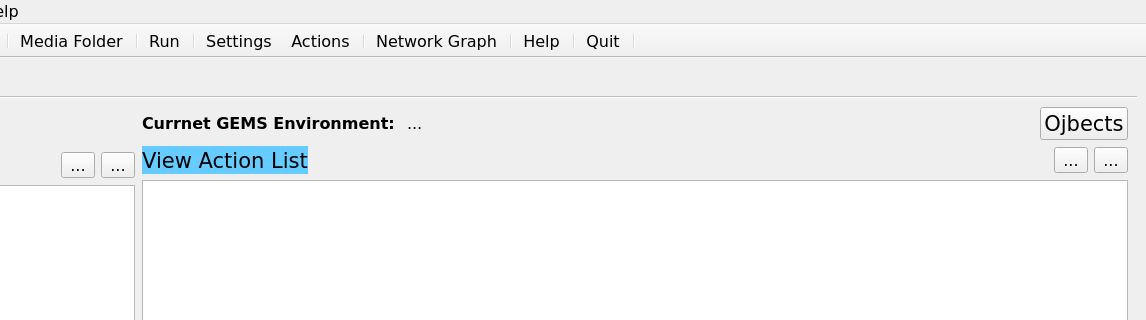
Qt form gemsedit/gui/gems_window.ui (travisseymour/GEMSedit) before a commit; both pictures show x 254 to 1400 and y 0 to 320 of the 1400 by 800 pixel window.
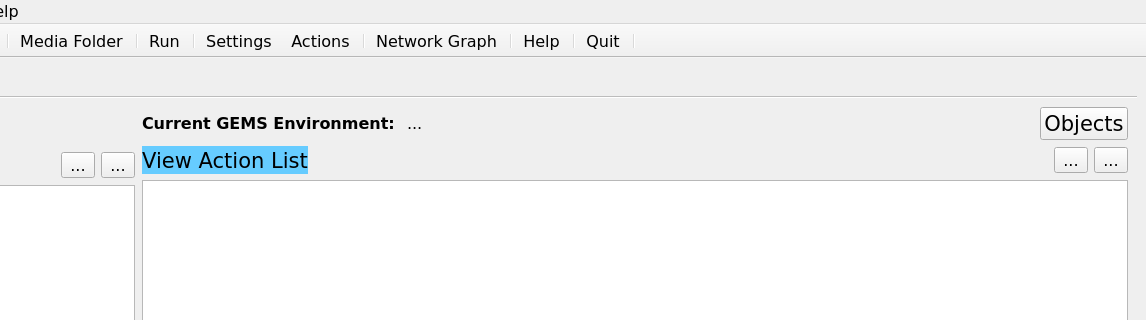
The same form after that commit. Icons and pictures are not drawn. Custom widgets are drawn as their Qt base class.

Patch:
```diff
--- a/gemsedit/gui/gems_window.ui
+++ b/gemsedit/gui/gems_window.ui
@@ -303,7 +303,7 @@
                   </font>
                  </property>
                  <property name="text">
-                  <string>Currnet GEMS Environment: </string>
+                  <string>Current GEMS Environment: </string>
                  </property>
                 </widget>
                </item>
@@ -346,7 +346,7 @@
                   <string>Manage objects for this view</string>
                  </property>
                  <property name="text">
-                  <string>Ojbects</string>
+                  <string>Objects</string>
                  </property>
                 </widget>
                </item>
```
Left out of the diff: 58 changed lines with no effect on the pictures.
